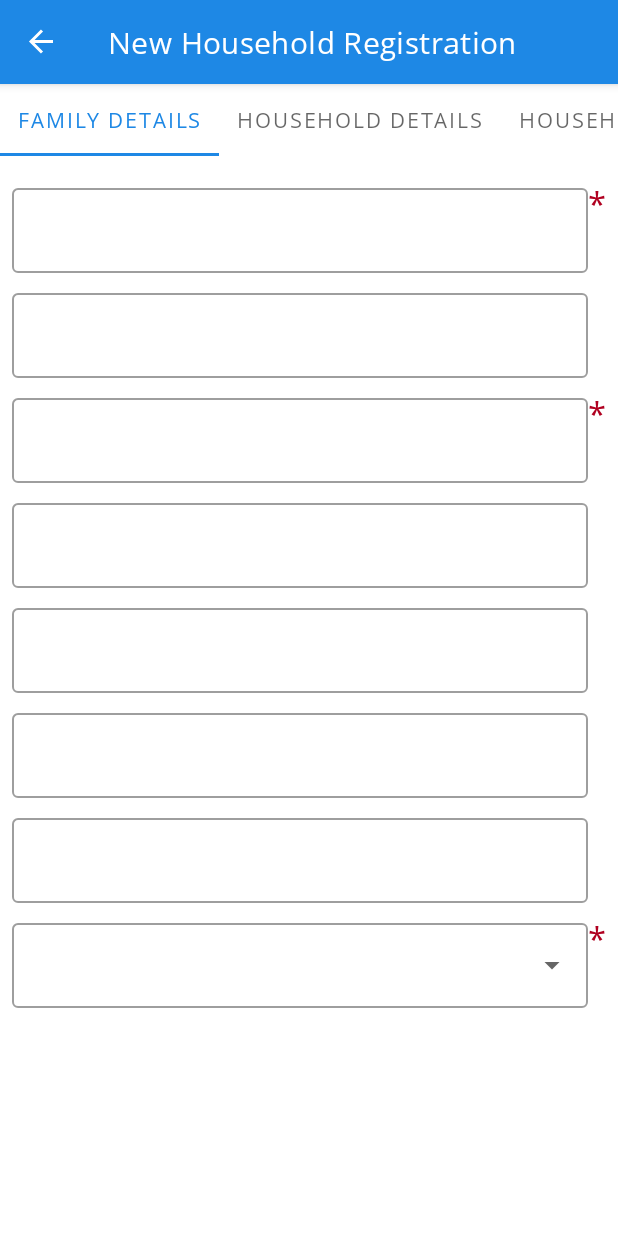
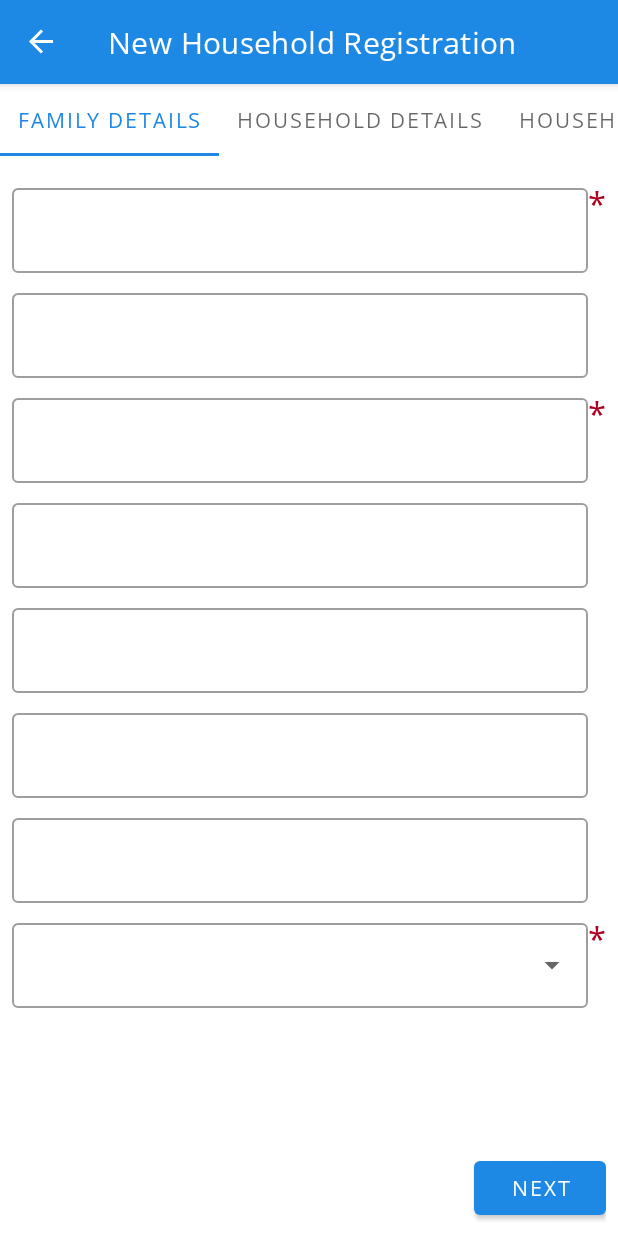
Before and after one commit to kevalkanp1011/FLW-Mobile-App, an Android app: the NewHouseholdFragment screen opened through its navigation route, on a phone screen of 412 x 824 dp. Run offline under Robolectric (Android 15) with nearby library versions, the phone set to English and light mode, and no system bars; our stand-ins replace Dagger/Hilt's generated code, Timber, data binding, navigation-ui; 3 statements that could not run were skipped.

Commit message:
Added fields for NHHR

```diff
--- a/app/src/main/java/org/piramalswasthya/sakhi/adapters/NewHouseholdPagerAdapter.kt
+++ b/app/src/main/java/org/piramalswasthya/sakhi/adapters/NewHouseholdPagerAdapter.kt
@@ -4,6 +4,7 @@ import android.os.Bundle
 import androidx.fragment.app.Fragment
 import androidx.viewpager2.adapter.FragmentStateAdapter
 import org.piramalswasthya.sakhi.ui.home_activity.all_household.new_household_registration.NewHouseholdFormObjectFragment
+import timber.log.Timber
 
 
 class NewHouseholdPagerAdapter(fragment: Fragment) : FragmentStateAdapter(fragment) {
@@ -16,6 +17,7 @@ class NewHouseholdPagerAdapter(fragment: Fragment) : FragmentStateAdapter(fragme
 
     override fun createFragment(position: Int): Fragment {
         val fragment = NewHouseholdFormObjectFragment()
+        Timber.d("Adapter created Fragment $fragment")
         fragment.arguments = Bundle().apply {
             putInt(ARG_OBJECT_INDEX, position + 1)
         }
--- a/app/src/main/java/org/piramalswasthya/sakhi/model/FormInput.kt
+++ b/app/src/main/java/org/piramalswasthya/sakhi/model/FormInput.kt
@@ -5,7 +5,8 @@ data class FormInput(
     val title : String,
     val list : List<String>? = null,
     val required : Boolean,
-    var value : String? = null
+    var value : String? = null,
+    val regex : String? = null
 ){
     enum class InputType{
         EDIT_TEXT,
--- a/app/src/main/java/org/piramalswasthya/sakhi/ui/home_activity/all_household/new_household_registration/NewHouseholdFormObjectFragment.kt
+++ b/app/src/main/java/org/piramalswasthya/sakhi/ui/home_activity/all_household/new_household_registration/NewHouseholdFormObjectFragment.kt
@@ -9,17 +9,17 @@ import org.piramalswasthya.sakhi.adapters.FormInputAdapter
 import org.piramalswasthya.sakhi.adapters.NewHouseholdPagerAdapter
 import org.piramalswasthya.sakhi.configuration.HouseHoldFormDataset
 import org.piramalswasthya.sakhi.databinding.FragmentNewHouseholdFormObjectBinding
+import timber.log.Timber
 
 class NewHouseholdFormObjectFragment : Fragment() {
 
-    private val binding : FragmentNewHouseholdFormObjectBinding by lazy{
-        FragmentNewHouseholdFormObjectBinding.inflate(layoutInflater)
-    }
+    private lateinit var binding : FragmentNewHouseholdFormObjectBinding
 
     override fun onCreateView(
         inflater: LayoutInflater, container: ViewGroup?,
         savedInstanceState: Bundle?
     ): View {
+        binding =  FragmentNewHouseholdFormObjectBinding.inflate(layoutInflater,container,false)
         return binding.root
     }
 
@@ -32,7 +32,26 @@ class NewHouseholdFormObjectFragment : Fragment() {
                 this.adapter = adapter
                 adapter.submitList(HouseHoldFormDataset.getFirstPage(context))
             }
+            2 -> binding.nhhrForm.rvInputForm.apply {
+                val adapter = FormInputAdapter()
+                this.adapter = adapter
+                adapter.submitList(HouseHoldFormDataset.getSecondPage(context))
+            }
+            3 -> binding.nhhrForm.rvInputForm.apply {
+                val adapter = FormInputAdapter()
+                this.adapter = adapter
+                adapter.submitList(HouseHoldFormDataset.getThirdPage(context))
+            }
         }
 
     }
+
+    fun validate(): Boolean {
+        Timber.d("binding $binding rv ${binding.nhhrForm.rvInputForm} adapter ${binding.nhhrForm.rvInputForm.adapter}")
+        return false
+
+//        return (binding.nhhrForm.rvInputForm.adapter?.let{
+//            (it as FormInputAdapter).validateInput()
+//        }?:false)
+    }
 }
--- a/app/src/main/java/org/piramalswasthya/sakhi/ui/home_activity/all_household/new_household_registration/NewHouseholdFragment.kt
+++ b/app/src/main/java/org/piramalswasthya/sakhi/ui/home_activity/all_household/new_household_registration/NewHouseholdFragment.kt
@@ -1,20 +1,71 @@
 package org.piramalswasthya.sakhi.ui.home_activity.all_household.new_household_registration
 
 import android.os.Bundle
-import androidx.fragment.app.Fragment
 import android.view.LayoutInflater
 import android.view.View
 import android.view.ViewGroup
+import androidx.fragment.app.Fragment
+import androidx.viewpager2.widget.ViewPager2.OnPageChangeCallback
+import com.google.android.material.tabs.TabLayout
+import com.google.android.material.tabs.TabLayout.OnTabSelectedListener
 import com.google.android.material.tabs.TabLayoutMediator
-import org.piramalswasthya.sakhi.R
 import org.piramalswasthya.sakhi.adapters.NewHouseholdPagerAdapter
 import org.piramalswasthya.sakhi.databinding.FragmentNewHouseholdBinding
+import timber.log.Timber
 
 
 class NewHouseholdFragment : Fragment() {
 
     private val binding by lazy {
         FragmentNewHouseholdBinding.inflate(layoutInflater)
+    }
+    private var mTabPosition = 0
+
+    private val pageChangeCallback: OnPageChangeCallback by lazy {
+        object : OnPageChangeCallback() {
+
+            override fun onPageSelected(i: Int) {
+                onPageChange(i)
+
+            }
+        }
+    }
+
+    private fun onPageChange(i: Int) {
+        when (mTabPosition) {
+            0 -> {
+                binding.btnPrev.visibility = View.GONE
+                binding.btnNext.visibility = View.VISIBLE
+            }
+            1 -> {
+                binding.btnNext.visibility = View.VISIBLE
+                binding.btnPrev.visibility = View.VISIBLE
+            }
+            2 -> {
+                binding.btnPrev.visibility = View.VISIBLE
+                binding.btnNext.visibility = View.GONE
+            }
+        }
+        if (i == mTabPosition) {
+            return
+        }
+        val currentItem = "f${mTabPosition}"
+        Timber.d(
+            "item : $currentItem Fragment : ${
+                childFragmentManager.findFragmentByTag(
+                    currentItem
+                )
+            }"
+        )
+        val validated =
+            (childFragmentManager.findFragmentByTag(currentItem) as NewHouseholdFormObjectFragment).validate()
+        if (validated) {
+            mTabPosition = i
+        } else {
+            //binding.tlNhhr.setScrollPosition(mTabPosition, 0f, false)
+            binding.vp2Nhhr.currentItem = mTabPosition
+        }
+
     }
 
     override fun onCreateView(
@@ -27,15 +78,48 @@ class NewHouseholdFragment : Fragment() {
     override fun onViewCreated(view: View, savedInstanceState: Bundle?) {
         super.onViewCreated(view, savedInstanceState)
         binding.vp2Nhhr.adapter = NewHouseholdPagerAdapter(this)
-        TabLayoutMediator(binding.tlNhhr,binding.vp2Nhhr){
-            tab, position ->
-            tab.text = when(position){
-                0-> "Family Details"
+        binding.tlNhhr.addOnTabSelectedListener(object : OnTabSelectedListener {
+            override fun onTabSelected(tab: TabLayout.Tab?) {
+                tab?.position?.let { onPageChange(it) }
+            }
+
+            override fun onTabUnselected(tab: TabLayout.Tab?) {
+
+            }
+
+            override fun onTabReselected(tab: TabLayout.Tab?) {
+
+            }
+
+        })
+        TabLayoutMediator(binding.tlNhhr, binding.vp2Nhhr) { tab, position ->
+            tab.text = when (position) {
+                0 -> "Family Details"
                 1 -> "Household Details"
                 2 -> "Household Amenities"
                 else -> "NA"
             }
+            tab.view.isClickable = false
         }.attach()
 
+        binding.btnPrev.setOnClickListener {
+            onPageChange(mTabPosition+1)
+        }
+        binding.btnNext.setOnClickListener {
+            onPageChange(mTabPosition-1)
+        }
+
+
+    }
+
+    override fun onStart() {
+        super.onStart()
+        binding.vp2Nhhr.registerOnPageChangeCallback(pageChangeCallback)
+
+    }
+
+    override fun onStop() {
+        super.onStop()
+        binding.vp2Nhhr.unregisterOnPageChangeCallback(pageChangeCallback)
     }
 }
--- a/app/src/main/res/layout/fragment_new_household.xml
+++ b/app/src/main/res/layout/fragment_new_household.xml
@@ -18,4 +18,30 @@
         android:layout_width="match_parent"
         android:layout_height="0dp"
         android:layout_weight="1"/>
+
+    <RelativeLayout
+        android:layout_width="match_parent"
+        android:layout_height="wrap_content"
+        android:padding="@dimen/padding_normal">
+
+
+        <com.google.android.material.button.MaterialButton
+            android:id="@+id/btn_prev"
+            android:layout_width="wrap_content"
+            android:layout_height="wrap_content"
+            android:textColor="?attr/colorSecondary"
+            android:text="@string/btn_frag_nhhr_prev"
+            android:layout_alignParentStart="true"/>
+
+        <com.google.android.material.button.MaterialButton
+            android:id="@+id/btn_next"
+            android:layout_width="wrap_content"
+            android:layout_height="wrap_content"
+            android:textColor="?attr/colorSecondary"
+            android:text="@string/btn_frag_nhhr_next"
+            android:layout_alignParentEnd="true"
+            tools:ignore="RelativeOverlap" />
+    </RelativeLayout>
+
+
 </LinearLayout>
--- a/app/src/main/res/values/strings.xml
+++ b/app/src/main/res/values/strings.xml
@@ -65,6 +65,16 @@
     <string name="nhhr_ward_name">Ward Name</string>
     <string name="nhhr_mohalla_name">Mohalla Name</string>
     <string name="nhhr_poverty_line">Poverty Line</string>
+    <string name="btn_frag_nhhr_prev">previous</string>
+    <string name="btn_frag_nhhr_next">next</string>
+    <string name="nhhr_type_residential_area">Type of residential area</string>
+    <string name="nhhr_type_of_house">Type of house</string>
+    <string name="nhhr_house_own">House ownership</string>
+    <string name="nhhr_separate_kitchen">Separate Kitchen</string>
+    <string name="nhhr_fuel_cooking">Type of fuel used for Cooking</string>
+    <string name="nhhr_primary_water">Primary Source of Water</string>
+    <string name="nhhr_avail_electricity">Availability of Electricity</string>
+    <string name="nhhr_avail_toilet">Availability of Toilet</string>
 
 
     <string-array name="temp_array">
```
Also changed, not shown: app/src/main/java/org/piramalswasthya/sakhi/adapters/FormInputAdapter.kt (+17 -0 lines), app/src/main/java/org/piramalswasthya/sakhi/configuration/HouseHoldFormDataset.kt (+108 -0 lines).
